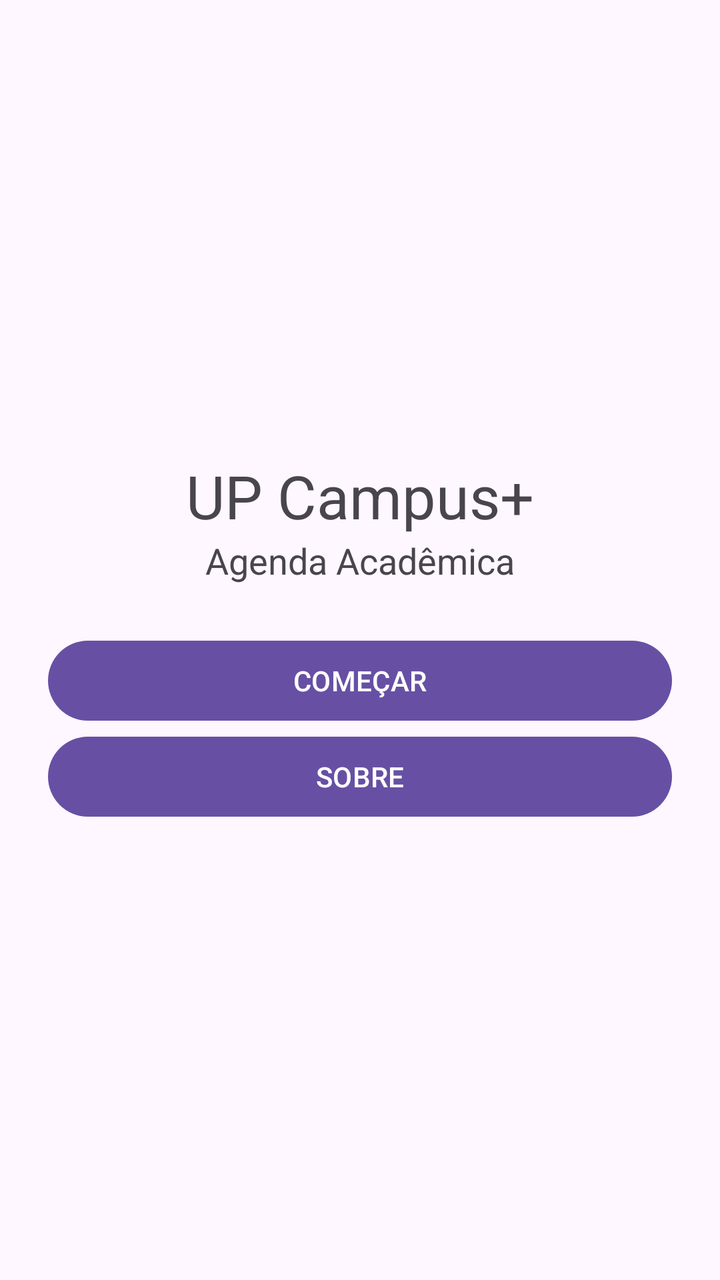
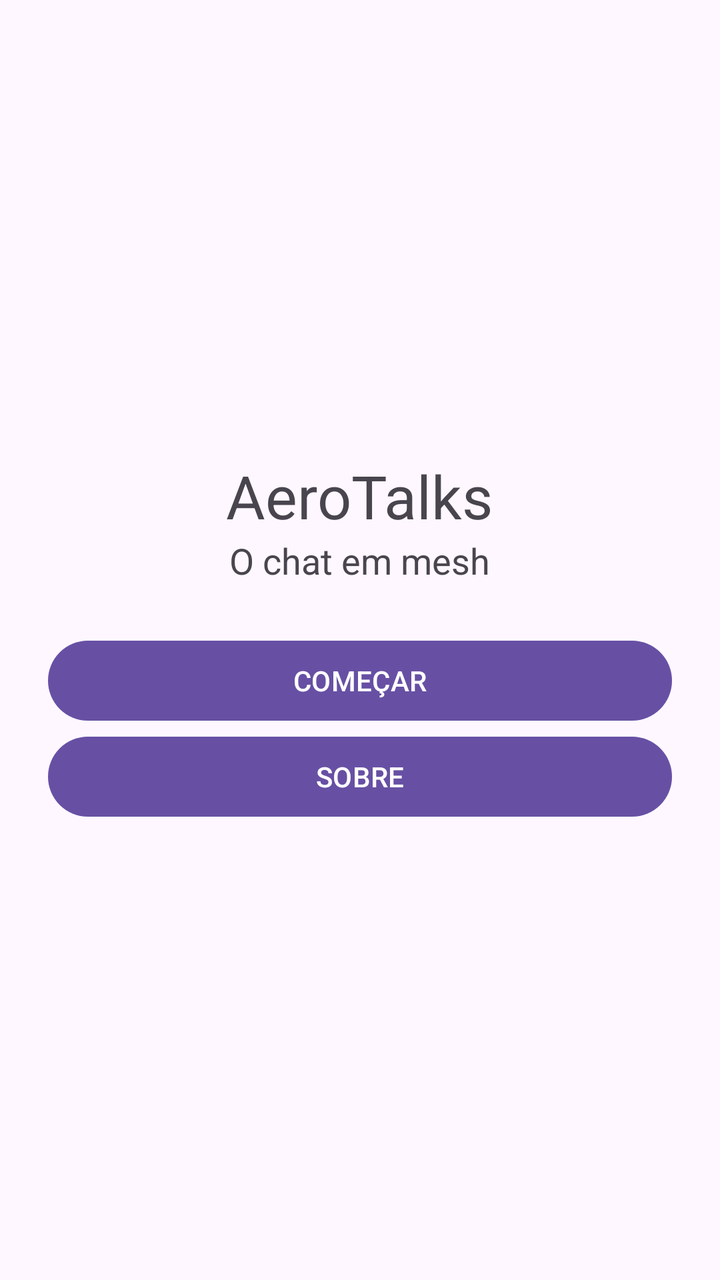

Before-and-after screenshots of an Android layout around one commit, followed by the original layout XML and the change that was made.
<!-- AndroidManifest.xml: application theme Theme.Aerotalks -->
<!-- res/layout/activity_main.xml -->
<?xml version="1.0" encoding="utf-8"?>
<LinearLayout
    xmlns:android="http://schemas.android.com/apk/res/android"
    android:layout_width="match_parent"
    android:layout_height="match_parent"
    android:orientation="vertical"
    android:padding="24dp"
    android:gravity="center">

    <TextView
        android:layout_width="wrap_content"
        android:layout_height="wrap_content"
        android:text="UP Campus+"
        android:textSize="30sp" />

    <TextView
        android:layout_width="wrap_content"
        android:layout_height="wrap_content"
        android:text="Agenda Acadêmica"
        android:textSize="18sp" />

    <Button
        android:id="@+id/btnComecar"
        android:layout_width="match_parent"
        android:layout_height="wrap_content"
        android:text="COMEÇAR"
        android:layout_marginTop="24dp" />

    <Button
        android:id="@+id/btnSobre"
        android:layout_width="match_parent"
        android:layout_height="wrap_content"
        android:text="SOBRE" />
</LinearLayout>
<!-- resources referenced by this layout -->
<resources>
  <style name="Theme.Aerotalks" parent="Base.Theme.Aerotalks" />
  <style name="Base.Theme.Aerotalks" parent="Theme.Material3.DayNight.NoActionBar">
          
          
      </style>
</resources>

<!-- the commit's change to res/layout/activity_main.xml (unified diff, before → after) -->
@@ -10,13 +10,13 @@
     <TextView
         android:layout_width="wrap_content"
         android:layout_height="wrap_content"
-        android:text="UP Campus+"
+        android:text="AeroTalks"
         android:textSize="30sp" />
 
     <TextView
         android:layout_width="wrap_content"
         android:layout_height="wrap_content"
-        android:text="Agenda Acadêmica"
+        android:text="O chat em mesh"
         android:textSize="18sp" />
 
     <Button
